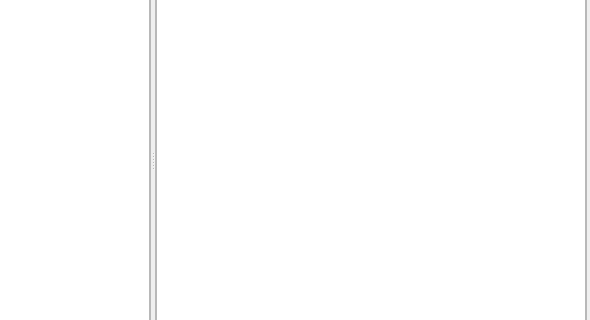
xaoctech/dava.engine, file Tools/ResourceEditor/DataQt/materialeditor.ui: the form before one commit; both pictures show x 285 to 875 and y 160 to 480 of the 875 by 640 pixel window.
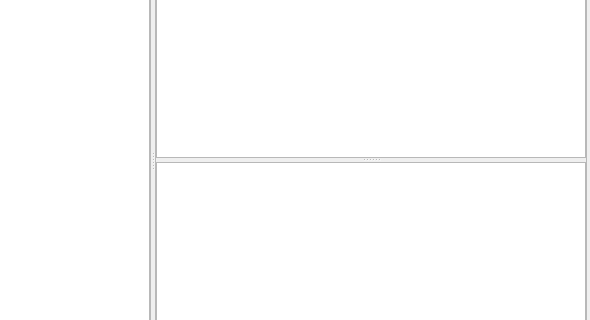
The form after the commit. Custom widgets are drawn as their Qt base class.

```diff
--- a/Tools/ResourceEditor/DataQt/materialeditor.ui
+++ b/Tools/ResourceEditor/DataQt/materialeditor.ui
@@ -58,12 +58,18 @@
       <property name="frameShadow">
        <enum>QFrame::Raised</enum>
       </property>
-      <layout class="QVBoxLayout" name="verticalLayout_3">
+      <layout class="QHBoxLayout" name="horizontalLayout">
        <property name="margin">
         <number>0</number>
        </property>
        <item>
-        <widget class="QtPropertyEditor" name="materialProperty"/>
+        <widget class="QSplitter" name="splitter_2">
+         <property name="orientation">
+          <enum>Qt::Vertical</enum>
+         </property>
+         <widget class="QtPropertyEditor" name="materialProperty"/>
+         <widget class="QtPropertyEditor" name="materialTexture"/>
+        </widget>
        </item>
       </layout>
      </widget>
@@ -77,6 +83,11 @@
    <extends>QTreeView</extends>
    <header>Tools/QtPropertyEditor/QtPropertyEditor.h</header>
   </customwidget>
+  <customwidget>
+   <class>MaterialTree</class>
+   <extends>QTreeView</extends>
+   <header>MaterialEditor/MaterialTree.h</header>
+  </customwidget>
  </customwidgets>
  <resources/>
  <connections/>
```
Left out of the diff: 2 changed lines with no effect on the pictures.
